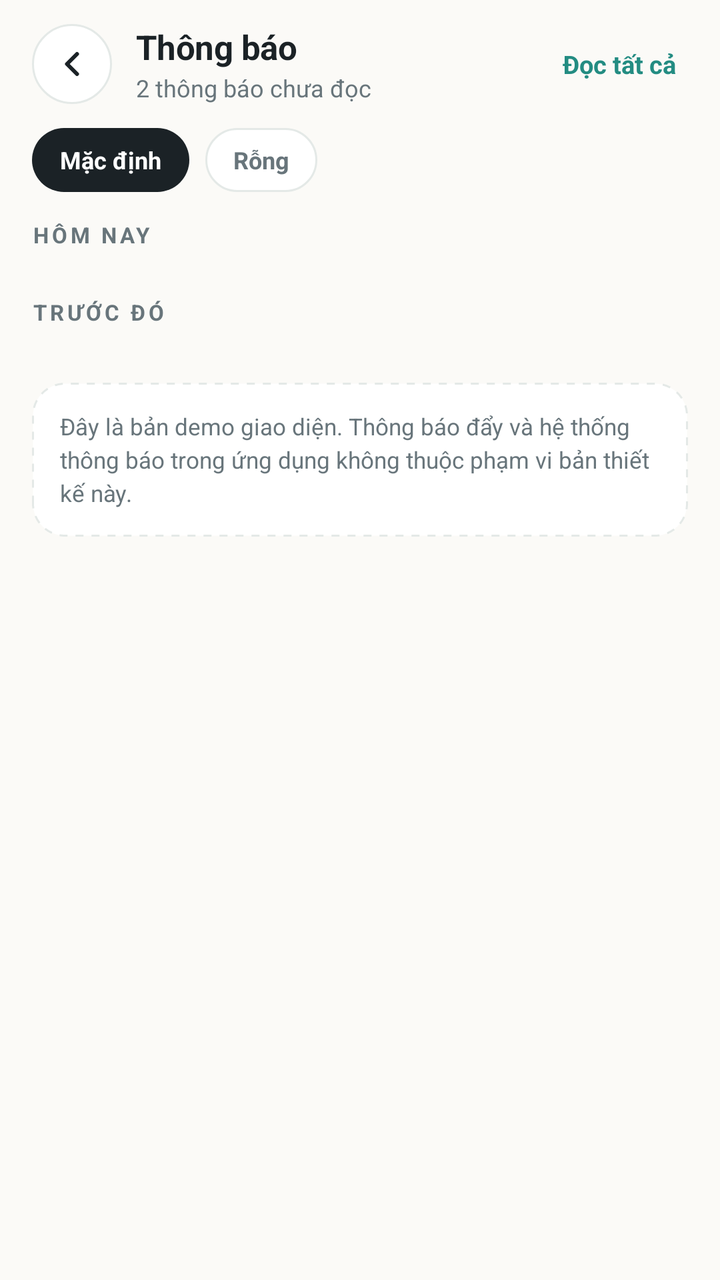
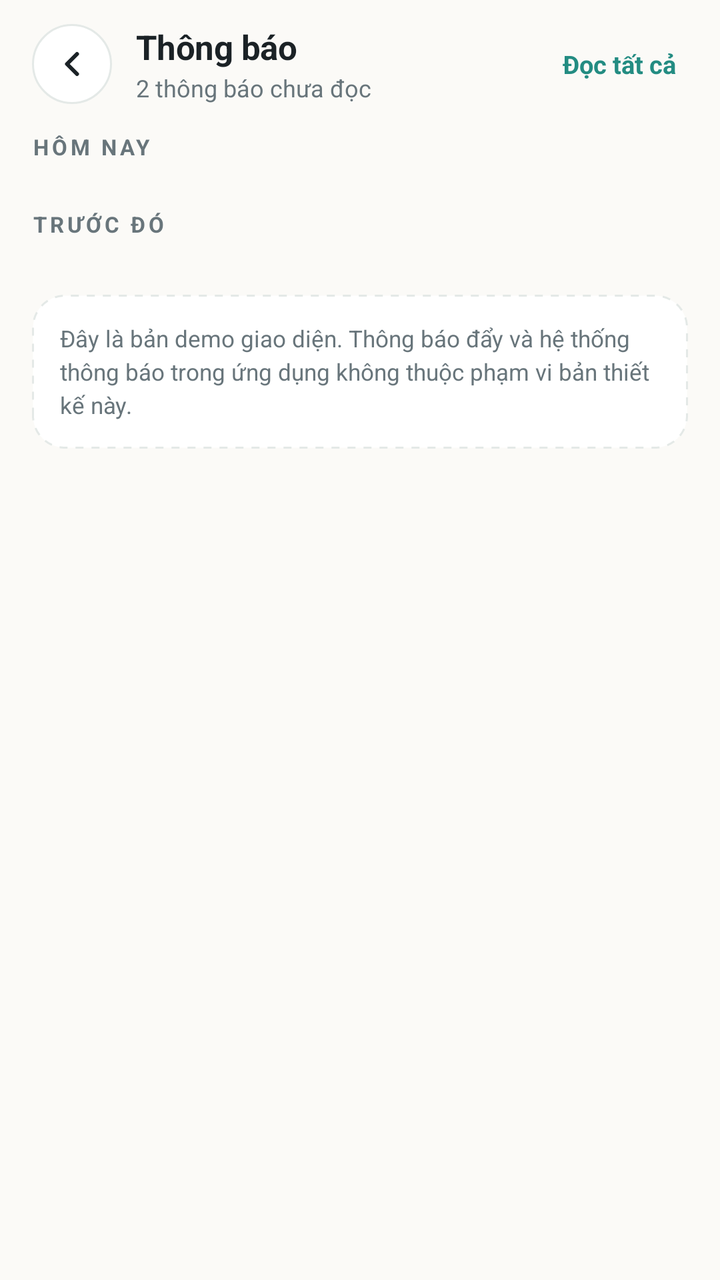

The first picture is an Android layout as it rendered before a commit; the second is the same layout after the commit. The layout source and the unified diff follow.
<!-- AndroidManifest.xml: application theme Theme.PetcareUI -->
<!-- res/layout/activity_notifications.xml -->
<?xml version="1.0" encoding="utf-8"?>
<RelativeLayout xmlns:android="http://schemas.android.com/apk/res/android"
    xmlns:app="http://schemas.android.com/apk/res-auto"
    xmlns:tools="http://schemas.android.com/tools"
    android:layout_width="match_parent"
    android:layout_height="match_parent"
    android:background="@color/surface_background">

    
    <LinearLayout
        android:id="@+id/layoutAppBar"
        android:layout_width="match_parent"
        android:layout_height="wrap_content"
        android:layout_alignParentTop="true"
        android:background="@color/surface_background"
        android:gravity="center_vertical"
        android:orientation="horizontal"
        android:paddingStart="16dp"
        android:paddingTop="12dp"
        android:paddingEnd="16dp"
        android:paddingBottom="10dp">

        <FrameLayout
            android:id="@+id/btnBack"
            android:layout_width="40dp"
            android:layout_height="40dp"
            android:background="@drawable/bg_chip_inactive"
            android:clickable="true"
            android:focusable="true">

            <ImageView
                android:layout_width="20dp"
                android:layout_height="20dp"
                android:layout_gravity="center"
                android:contentDescription="@null"
                android:src="@drawable/ic_chevron_left"
                app:tint="@color/text_foreground" />
        </FrameLayout>

        <LinearLayout
            android:layout_width="0dp"
            android:layout_height="wrap_content"
            android:layout_marginStart="12dp"
            android:layout_weight="1"
            android:orientation="vertical">

            <TextView
                android:layout_width="wrap_content"
                android:layout_height="wrap_content"
                android:letterSpacing="-0.01"
                android:text="Thông báo"
                android:textColor="@color/text_foreground"
                android:textSize="17sp"
                android:textStyle="bold" />

            <TextView
                android:id="@+id/tvSubtitle"
                android:layout_width="wrap_content"
                android:layout_height="wrap_content"
                android:layout_marginTop="1dp"
                android:text="2 thông báo chưa đọc"
                android:textColor="@color/text_muted"
                android:textSize="12sp" />
        </LinearLayout>

        
        <TextView
            android:id="@+id/tvMarkAllRead"
            android:layout_width="wrap_content"
            android:layout_height="wrap_content"
            android:background="?attr/selectableItemBackground"
            android:clickable="true"
            android:focusable="true"
            android:padding="6dp"
            android:text="Đọc tất cả"
            android:textColor="@color/brand_primary"
            android:textSize="12.5sp"
            android:textStyle="bold" />
    </LinearLayout>

    
    <LinearLayout
        android:id="@+id/layoutStateToggle"
        android:layout_width="match_parent"
        android:layout_height="wrap_content"
        android:layout_below="@id/layoutAppBar"
        android:background="@color/surface_background"
        android:orientation="horizontal"
        android:paddingStart="16dp"
        android:paddingTop="2dp"
        android:paddingEnd="16dp"
        android:paddingBottom="10dp">

        <TextView
            android:id="@+id/chipStateDefault"
            android:layout_width="wrap_content"
            android:layout_height="32dp"
            android:background="@drawable/bg_chip_active"
            android:clickable="true"
            android:focusable="true"
            android:gravity="center"
            android:paddingStart="14dp"
            android:paddingEnd="14dp"
            android:text="Mặc định"
            android:textColor="@color/white"
            android:textSize="12sp"
            android:textStyle="bold" />

        <TextView
            android:id="@+id/chipStateEmpty"
            android:layout_width="wrap_content"
            android:layout_height="32dp"
            android:layout_marginStart="8dp"
            android:background="@drawable/bg_chip_inactive"
            android:clickable="true"
            android:focusable="true"
            android:gravity="center"
            android:paddingStart="14dp"
            android:paddingEnd="14dp"
            android:text="Rỗng"
            android:textColor="@color/text_muted"
            android:textSize="12sp"
            android:textStyle="bold" />
    </LinearLayout>

    
    <androidx.core.widget.NestedScrollView
        android:id="@+id/scrollViewBody"
        android:layout_width="match_parent"
        android:layout_height="match_parent"
        android:layout_below="@id/layoutStateToggle"
        android:fillViewport="true"
        android:scrollbars="none">

        <LinearLayout
            android:layout_width="match_parent"
            android:layout_height="wrap_content"
            android:orientation="vertical"
            android:paddingStart="16dp"
            android:paddingTop="4dp"
            android:paddingEnd="16dp"
            android:paddingBottom="28dp">

            
            <LinearLayout
                android:id="@+id/layoutNotificationsContent"
                android:layout_width="match_parent"
                android:layout_height="wrap_content"
                android:orientation="vertical">

                
                <TextView
                    android:id="@+id/tvLabelToday"
                    android:layout_width="wrap_content"
                    android:layout_height="wrap_content"
                    android:layout_marginBottom="10dp"
                    android:letterSpacing="0.14"
                    android:text="HÔM NAY"
                    android:textColor="@color/text_muted"
                    android:textSize="11sp"
                    android:textStyle="bold" />

                <LinearLayout
                    android:id="@+id/layoutGroupToday"
                    android:layout_width="match_parent"
                    android:layout_height="wrap_content"
                    android:orientation="vertical" />

                
                <TextView
                    android:id="@+id/tvLabelEarlier"
                    android:layout_width="wrap_content"
                    android:layout_height="wrap_content"
                    android:layout_marginTop="14dp"
                    android:layout_marginBottom="10dp"
                    android:letterSpacing="0.14"
                    android:text="TRƯỚC ĐÓ"
                    android:textColor="@color/text_muted"
                    android:textSize="11sp"
                    android:textStyle="bold" />

                <LinearLayout
                    android:id="@+id/layoutGroupEarlier"
                    android:layout_width="match_parent"
                    android:layout_height="wrap_content"
                    android:orientation="vertical" />

                
                <LinearLayout
                    android:layout_width="match_parent"
                    android:layout_height="wrap_content"
                    android:layout_marginTop="18dp"
                    android:background="@drawable/bg_disclaimer_dashed"
                    android:orientation="vertical"
                    android:padding="14dp">

                    <TextView
                        android:layout_width="match_parent"
                        android:layout_height="wrap_content"
                        android:lineSpacingExtra="3dp"
                        android:text="Đây là bản demo giao diện. Thông báo đẩy và hệ thống thông báo trong ứng dụng không thuộc phạm vi bản thiết kế này."
                        android:textColor="@color/text_muted"
                        android:textSize="11.5sp" />
                </LinearLayout>
            </LinearLayout>

            
            <LinearLayout
                android:id="@+id/layoutEmptyState"
                android:layout_width="match_parent"
                android:layout_height="wrap_content"
                android:layout_marginTop="80dp"
                android:gravity="center"
                android:orientation="vertical"
                android:paddingStart="20dp"
                android:paddingEnd="20dp"
                android:visibility="gone">

                <FrameLayout
                    android:layout_width="72dp"
                    android:layout_height="72dp"
                    android:background="@drawable/bg_empty_circle_soft">

                    <ImageView
                        android:layout_width="32dp"
                        android:layout_height="32dp"
                        android:layout_gravity="center"
                        android:contentDescription="@null"
                        android:src="@drawable/ic_bell_off"
                        app:tint="@color/brand_primary" />
                </FrameLayout>

                <TextView
                    android:layout_width="wrap_content"
                    android:layout_height="wrap_content"
                    android:layout_marginTop="18dp"
                    android:text="Bạn đã đọc hết thông báo"
                    android:textColor="@color/text_foreground"
                    android:textSize="18sp"
                    android:textStyle="bold" />

                <TextView
                    android:layout_width="wrap_content"
                    android:layout_height="wrap_content"
                    android:layout_marginTop="6dp"
                    android:gravity="center"
                    android:lineSpacingExtra="3dp"
                    android:maxWidth="280dp"
                    android:text="Thông báo xác nhận, từ chối và nhắc hẹn sẽ xuất hiện tại đây."
                    android:textColor="@color/text_muted"
                    android:textSize="13sp" />

                <LinearLayout
                    android:id="@+id/btnEmptyBackHome"
                    android:layout_width="wrap_content"
                    android:layout_height="44dp"
                    android:layout_marginTop="20dp"
                    android:background="@drawable/bg_btn_primary"
                    android:clickable="true"
                    android:focusable="true"
                    android:gravity="center"
                    android:paddingStart="22dp"
                    android:paddingEnd="22dp">

                    <TextView
                        android:layout_width="wrap_content"
                        android:layout_height="wrap_content"
                        android:text="Về trang chủ"
                        android:textColor="@color/white"
                        android:textSize="13.5sp"
                        android:textStyle="bold" />
                </LinearLayout>
            </LinearLayout>

        </LinearLayout>
    </androidx.core.widget.NestedScrollView>

</RelativeLayout>
<!-- resources referenced by this layout -->
<resources>
  <color name="brand_primary">#238C82</color>
  <color name="surface_background">#FBFAF7</color>
  <color name="text_foreground">#1B2226</color>
  <color name="text_muted">#68757B</color>
  <color name="white">#FFFFFFFF</color>
  <!-- drawable bg_chip_active (drawable) -->
  <?xml version="1.0" encoding="utf-8"?>
  <shape xmlns:android="http://schemas.android.com/apk/res/android"
      android:shape="rectangle">
      <corners android:radius="999dp" />
      <solid android:color="@color/text_foreground" />
  </shape>
  <!-- drawable bg_chip_inactive (drawable) -->
  <?xml version="1.0" encoding="utf-8"?>
  <shape xmlns:android="http://schemas.android.com/apk/res/android"
      android:shape="rectangle">
      <corners android:radius="999dp" />
      <solid android:color="@color/surface_card" />
      <stroke android:width="1dp" android:color="@color/stroke_border" />
  </shape>
  <!-- drawable bg_disclaimer_dashed (drawable) -->
  <?xml version="1.0" encoding="utf-8"?>
  <shape xmlns:android="http://schemas.android.com/apk/res/android"
      android:shape="rectangle">
      <corners android:radius="16dp" />
      <solid android:color="@color/surface_card" />
      <stroke
          android:width="1dp"
          android:color="@color/stroke_border"
          android:dashWidth="4dp"
          android:dashGap="4dp" />
  </shape>
  <!-- drawable bg_empty_circle_soft (drawable) -->
  <?xml version="1.0" encoding="utf-8"?>
  <shape xmlns:android="http://schemas.android.com/apk/res/android"
      android:shape="oval">
      <solid android:color="@color/brand_soft" />
      <size
          android:width="72dp"
          android:height="72dp" />
  </shape>
  <!-- drawable ic_bell_off (drawable) -->
  <vector xmlns:android="http://schemas.android.com/apk/res/android"
      android:width="24dp"
      android:height="24dp"
      android:viewportWidth="24"
      android:viewportHeight="24">
      
      <path
          android:fillColor="#00000000"
          android:strokeColor="#238C82"
          android:strokeWidth="2.0"
          android:strokeLineCap="round"
          android:strokeLineJoin="round"
          android:pathData="M13.73,21a2,2 0 0,1 -3.46,0 M18.63,13A17.89,17.89 0 0,1 18,8 M6.26,6.26A5.86,5.86 0 0,0 6,8c0,7 -3,9 -3,9h14 M18,8a6,6 0 0,0 -9.33,-5 M1,1l22,22" />
  </vector>
  <!-- drawable ic_chevron_left (drawable) -->
  <vector xmlns:android="http://schemas.android.com/apk/res/android"
      android:width="24dp"
      android:height="24dp"
      android:viewportWidth="24"
      android:viewportHeight="24">
      <path
          android:fillColor="#00000000"
          android:strokeColor="#1B2226"
          android:strokeWidth="2.4"
          android:strokeLineCap="round"
          android:strokeLineJoin="round"
          android:pathData="M15,18l-6,-6 6,-6" />
  </vector>
  <style name="Theme.PetcareUI" parent="Base.Theme.PetcareUI" />
  <color name="brand_deep">#14534E</color>
  <color name="surface_muted">#F2F1EE</color>
  <color name="surface_card">#FFFFFF</color>
  <color name="stroke_border">#E4E9E7</color>
  <color name="brand_soft">#EAF7F4</color>
  <style name="Base.Theme.PetcareUI" parent="Theme.Material3.DayNight.NoActionBar">
          
          
      </style>
  <!-- unchanged entries left out for length: 1 -->
</resources>

<!-- the commit's change to res/layout/activity_notifications.xml (unified diff, before → after) -->
@@ -79,56 +79,11 @@
     </LinearLayout>
 
     
-    <LinearLayout
-        android:id="@+id/layoutStateToggle"
-        android:layout_width="match_parent"
-        android:layout_height="wrap_content"
-        android:layout_below="@id/layoutAppBar"
-        android:background="@color/surface_background"
-        android:orientation="horizontal"
-        android:paddingStart="16dp"
-        android:paddingTop="2dp"
-        android:paddingEnd="16dp"
-        android:paddingBottom="10dp">
-
-        <TextView
-            android:id="@+id/chipStateDefault"
-            android:layout_width="wrap_content"
-            android:layout_height="32dp"
-            android:background="@drawable/bg_chip_active"
-            android:clickable="true"
-            android:focusable="true"
-            android:gravity="center"
-            android:paddingStart="14dp"
-            android:paddingEnd="14dp"
-            android:text="Mặc định"
-            android:textColor="@color/white"
-            android:textSize="12sp"
-            android:textStyle="bold" />
-
-        <TextView
-            android:id="@+id/chipStateEmpty"
-            android:layout_width="wrap_content"
-            android:layout_height="32dp"
-            android:layout_marginStart="8dp"
-            android:background="@drawable/bg_chip_inactive"
-            android:clickable="true"
-            android:focusable="true"
-            android:gravity="center"
-            android:paddingStart="14dp"
-            android:paddingEnd="14dp"
-            android:text="Rỗng"
-            android:textColor="@color/text_muted"
-            android:textSize="12sp"
-            android:textStyle="bold" />
-    </LinearLayout>
-
-    
     <androidx.core.widget.NestedScrollView
         android:id="@+id/scrollViewBody"
         android:layout_width="match_parent"
         android:layout_height="match_parent"
-        android:layout_below="@id/layoutStateToggle"
+        android:layout_below="@id/layoutAppBar"
         android:fillViewport="true"
         android:scrollbars="none">
 
<!-- resource entries referenced after the edit -->
@@ -5,13 +5,6 @@
   <color name="text_foreground">#1B2226</color>
   <color name="text_muted">#68757B</color>
   <color name="white">#FFFFFFFF</color>
-  <!-- drawable bg_chip_active (drawable) -->
-  <?xml version="1.0" encoding="utf-8"?>
-  <shape xmlns:android="http://schemas.android.com/apk/res/android"
-      android:shape="rectangle">
-      <corners android:radius="999dp" />
-      <solid android:color="@color/text_foreground" />
-  </shape>
   <!-- drawable bg_chip_inactive (drawable) -->
   <?xml version="1.0" encoding="utf-8"?>
   <shape xmlns:android="http://schemas.android.com/apk/res/android"
@@ -78,8 +71,23 @@
   <color name="brand_soft">#EAF7F4</color>
   <style name="Base.Theme.PetcareUI" parent="Theme.Material3.DayNight.NoActionBar">
           
+          <item name="colorPrimary">@color/brand_primary</item>
+          <item name="colorOnPrimary">@color/white</item>
+          <item name="colorPrimaryContainer">@color/brand_soft</item>
+          <item name="colorOnPrimaryContainer">@color/brand_ink</item>
+          <item name="colorSurface">@color/surface_card</item>
+          <item name="colorOnSurface">@color/text_foreground</item>
+  
           
+          <item name="android:statusBarColor">@color/surface_background</item>
+          <item name="android:windowLightStatusBar">true</item>
+  
+          
+          <item name="android:navigationBarColor">@color/surface_background</item>
+          <item name="android:windowLightNavigationBar">true</item>
+          <item name="android:windowBackground">@color/surface_background</item>
       </style>
+  <color name="brand_ink">#16544C</color>
   <!-- unchanged entries left out for length: 1 -->
 </resources>
 
